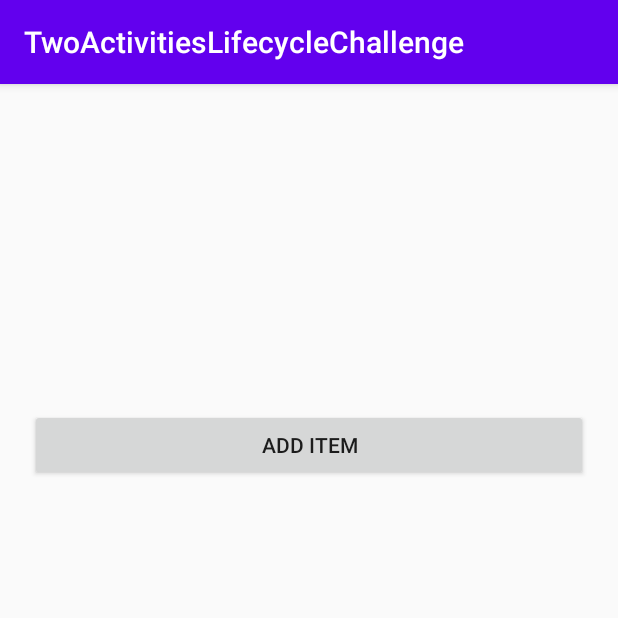
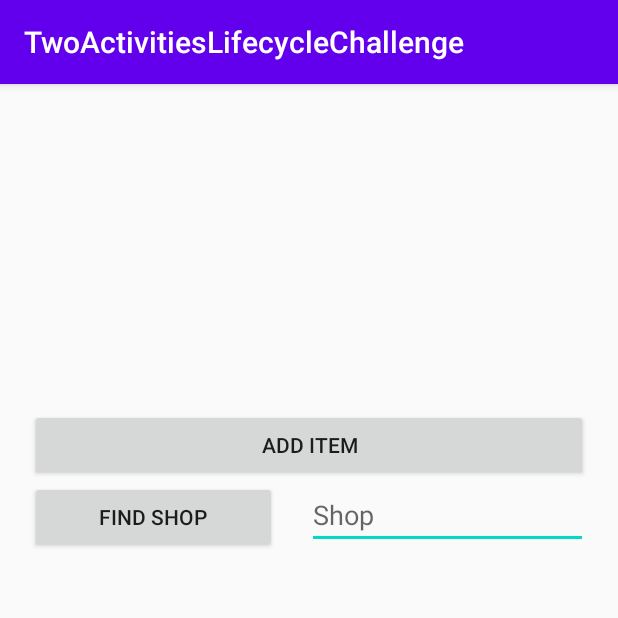
Before and after one commit to aaesalamanca/android-developer-fundamentals, an Android app: the screen it shows after launch (MainActivity), on a phone screen of 412 x 824 dp, the top half of it. Run offline under Robolectric (Android 15) with nearby library versions, the phone set to English and light mode, and no system bars.

Commit message:
Añadir búsqueda de tienda

```diff
--- a/TwoActivitiesLifecycleChallenge/app/src/main/java/com/example/twoactivitieslifecyclechallenge/MainActivity.java
+++ b/TwoActivitiesLifecycleChallenge/app/src/main/java/com/example/twoactivitieslifecyclechallenge/MainActivity.java
@@ -1,10 +1,12 @@
 package com.example.twoactivitieslifecyclechallenge;
 
 import android.content.Intent;
+import android.net.Uri;
 import android.os.Bundle;
 import android.text.TextUtils;
 import android.view.View;
 import android.widget.Button;
+import android.widget.EditText;
 import android.widget.TextView;
 
 import androidx.annotation.NonNull;
@@ -23,8 +25,11 @@ public class MainActivity extends AppCompatActivity implements View.OnClickListe
     private int[] idsTv;
 
     private Button btnAddItem;
+    private Button btnIntentMap;
 
-    // Events.
+    private EditText etShop;
+
+    // Methods.
     @Override
     protected void onCreate(Bundle savedInstanceState) {
         super.onCreate(savedInstanceState);
@@ -39,10 +44,40 @@ public class MainActivity extends AppCompatActivity implements View.OnClickListe
         }
     }
 
+    private void init() {
+        idsTv = new int[10];
+        idsTv[0] = R.id.tvItem0;
+        idsTv[1] = R.id.tvItem1;
+        idsTv[2] = R.id.tvItem2;
+        idsTv[3] = R.id.tvItem3;
+        idsTv[4] = R.id.tvItem4;
+        idsTv[5] = R.id.tvItem5;
+        idsTv[6] = R.id.tvItem6;
+        idsTv[7] = R.id.tvItem7;
+        idsTv[8] = R.id.tvItem8;
+        idsTv[9] = R.id.tvItem9;
+
+        btnAddItem = findViewById(R.id.btnAddItem);
+        btnIntentMap = findViewById(R.id.btnIntentMap);
+
+        btnAddItem.setOnClickListener(this);
+        btnIntentMap.setOnClickListener(this);
+
+        etShop = findViewById(R.id.etShop);
+    }
+
     @Override
     public void onClick(View v) {
-        Intent intent = new Intent(this, ItemsActivity.class);
-        startActivityForResult(intent, RC_ITEMS_ACTIVITY);
+        if (v.getId() == R.id.btnAddItem) {
+            Intent intent = new Intent(this, ItemsActivity.class);
+            startActivityForResult(intent, RC_ITEMS_ACTIVITY);
+        } else {
+            if (getIntent().resolveActivity(getPackageManager()) != null) {
+                Intent intent = new Intent(Intent.ACTION_VIEW,
+                        Uri.parse("geo:0,0?q=" + etShop.getText()));
+                startActivity(intent);
+            }
+        }
     }
 
     @Override
@@ -71,24 +106,4 @@ public class MainActivity extends AppCompatActivity implements View.OnClickListe
             outState.putString(KEY_RESTORE + index, tv.getText().toString());
         }
     }
-
-    // Regular methods.
-    private void init() {
-        // EditText id's.
-        idsTv = new int[10];
-        idsTv[0] = R.id.tvItem0;
-        idsTv[1] = R.id.tvItem1;
-        idsTv[2] = R.id.tvItem2;
-        idsTv[3] = R.id.tvItem3;
-        idsTv[4] = R.id.tvItem4;
-        idsTv[5] = R.id.tvItem5;
-        idsTv[6] = R.id.tvItem6;
-        idsTv[7] = R.id.tvItem7;
-        idsTv[8] = R.id.tvItem8;
-        idsTv[9] = R.id.tvItem9;
-
-        // Button.
-        btnAddItem = findViewById(R.id.btnAddItem);
-        btnAddItem.setOnClickListener(this);
-    }
 }
--- a/TwoActivitiesLifecycleChallenge/app/src/main/res/layout/activity_main.xml
+++ b/TwoActivitiesLifecycleChallenge/app/src/main/res/layout/activity_main.xml
@@ -134,4 +134,24 @@
         app:layout_constraintStart_toStartOf="@+id/tvItem8"
         app:layout_constraintTop_toBottomOf="@+id/tvItem8" />
 
+    <Button
+        android:id="@+id/btnIntentMap"
+        android:layout_width="0dp"
+        android:layout_height="wrap_content"
+        android:layout_marginEnd="@dimen/margin20"
+        android:layout_marginRight="@dimen/margin20"
+        android:text="@string/find_shop"
+        app:layout_constraintEnd_toStartOf="@id/guideline"
+        app:layout_constraintStart_toStartOf="@id/btnAddItem"
+        app:layout_constraintTop_toBottomOf="@id/btnAddItem" />
+
+    <EditText
+        android:id="@+id/etShop"
+        android:layout_width="0dp"
+        android:layout_height="wrap_content"
+        android:hint="@string/shop"
+        app:layout_constraintTop_toBottomOf="@id/btnAddItem"
+        app:layout_constraintStart_toEndOf="@id/guideline"
+        app:layout_constraintEnd_toEndOf="@id/btnAddItem" />
+
 </androidx.constraintlayout.widget.ConstraintLayout>
--- a/TwoActivitiesLifecycleChallenge/app/src/main/res/values/strings.xml
+++ b/TwoActivitiesLifecycleChallenge/app/src/main/res/values/strings.xml
@@ -7,4 +7,6 @@
     <string name="milk">Milk</string>
     <string name="bread">Bread</string>
     <string name="beer">Beer</string>
+    <string name="find_shop">Find Shop</string>
+    <string name="shop">Shop</string>
 </resources>
```
